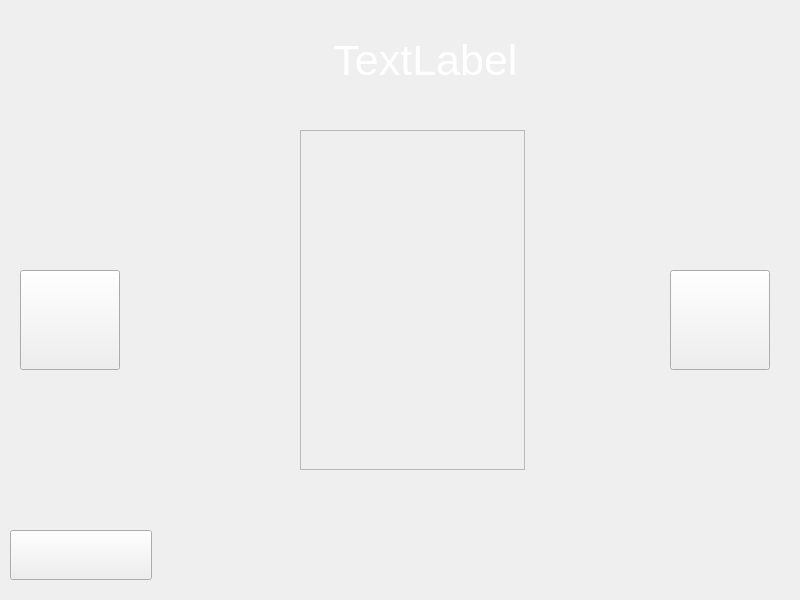
Above: scorewidget.ui from DreamTeamHelha/SirtoliRacing before the change. Below: the same form after it.
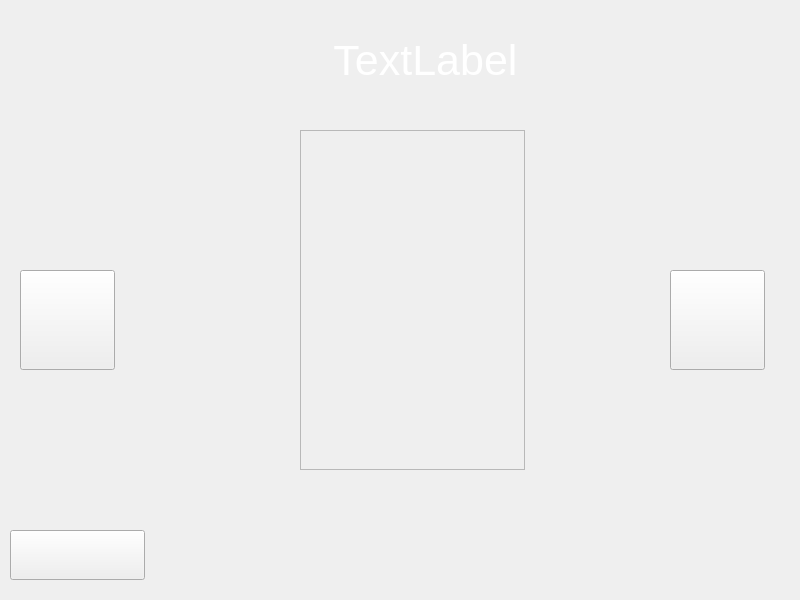
That is the form after the change.

```diff
--- a/scorewidget.ui
+++ b/scorewidget.ui
@@ -18,7 +18,7 @@
     <rect>
      <x>10</x>
      <y>530</y>
-     <width>142</width>
+     <width>135</width>
      <height>50</height>
     </rect>
    </property>
@@ -56,7 +56,7 @@
     <rect>
      <x>20</x>
      <y>270</y>
-     <width>100</width>
+     <width>95</width>
      <height>100</height>
     </rect>
    </property>
@@ -82,7 +82,7 @@
     <rect>
      <x>670</x>
      <y>270</y>
-     <width>100</width>
+     <width>95</width>
      <height>100</height>
     </rect>
    </property>
```
